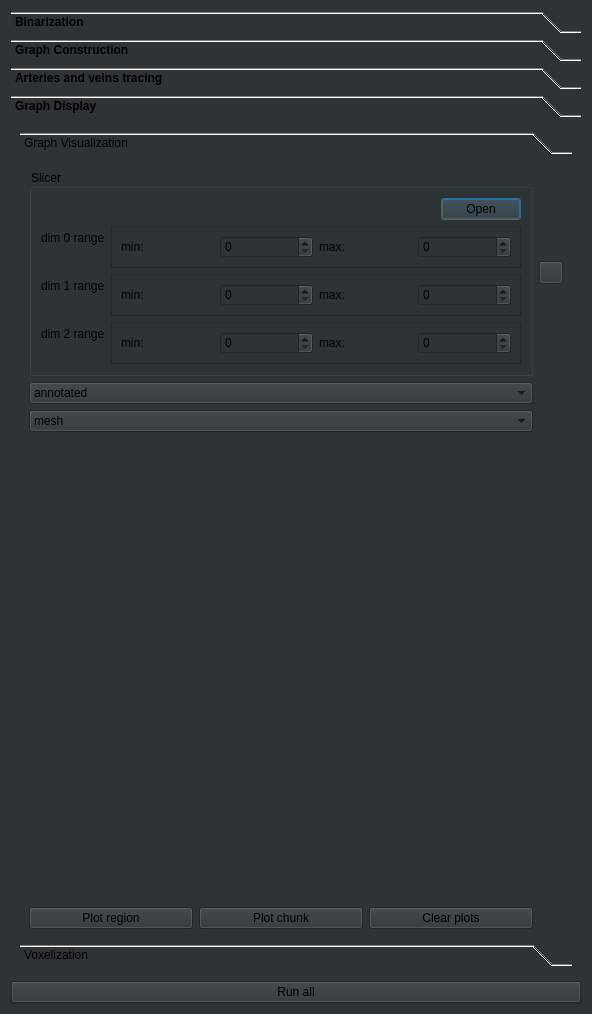
Old version of the form ClearMap/gui/creator/vasculature_tab.ui in the repository ClearAnatomics/ClearMap.
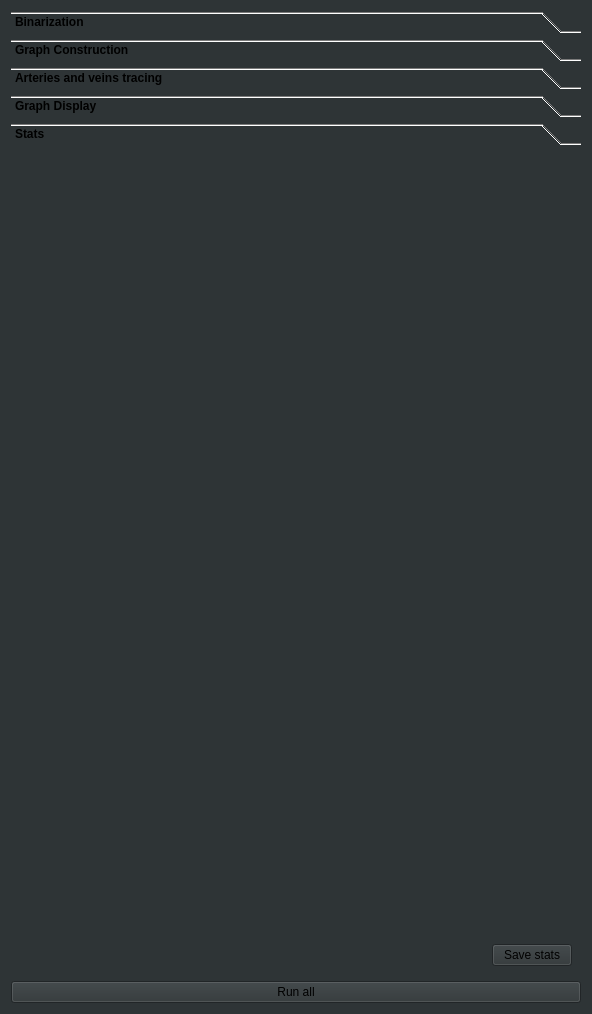
New version of the form. The open tabs and pages were chosen to show the change. Icons and pictures are not drawn.

Commit message: FEATURE: Adds option to save the stats of the vasculature

```diff
--- a/ClearMap/gui/creator/vasculature_tab.ui
+++ b/ClearMap/gui/creator/vasculature_tab.ui
@@ -43,7 +43,7 @@
             </font>
            </property>
            <property name="currentIndex">
-            <number>3</number>
+            <number>4</number>
            </property>
            <widget class="QWidget" name="binarization">
             <property name="geometry">
@@ -1086,7 +1086,7 @@
               <x>0</x>
               <y>0</y>
               <width>568</width>
-              <height>840</height>
+              <height>810</height>
              </rect>
             </property>
             <attribute name="label">
@@ -1103,8 +1103,8 @@
                  <rect>
                   <x>0</x>
                   <y>0</y>
-                  <width>550</width>
-                  <height>762</height>
+                  <width>395</width>
+                  <height>329</height>
                  </rect>
                 </property>
                 <attribute name="label">
@@ -1571,6 +1571,46 @@
              </item>
             </layout>
            </widget>
+           <widget class="QWidget" name="page">
+            <attribute name="label">
+             <string>Stats</string>
+            </attribute>
+            <layout class="QGridLayout" name="gridLayout_11">
+             <item row="0" column="1">
+              <spacer name="verticalSpacer_8">
+               <property name="orientation">
+                <enum>Qt::Vertical</enum>
+               </property>
+               <property name="sizeHint" stdset="0">
+                <size>
+                 <width>20</width>
+                 <height>759</height>
+                </size>
+               </property>
+              </spacer>
+             </item>
+             <item row="1" column="0">
+              <spacer name="horizontalSpacer">
+               <property name="orientation">
+                <enum>Qt::Horizontal</enum>
+               </property>
+               <property name="sizeHint" stdset="0">
+                <size>
+                 <width>432</width>
+                 <height>20</height>
+                </size>
+               </property>
+              </spacer>
+             </item>
+             <item row="1" column="2">
+              <widget class="QPushButton" name="saveStatsPushButton">
+               <property name="text">
+                <string>Save stats</string>
+               </property>
+              </widget>
+             </item>
+            </layout>
+           </widget>
           </widget>
          </item>
         </layout>
```
Left out of the diff: 12 changed lines with no effect on the pictures. The commit also changes 2 other files.
